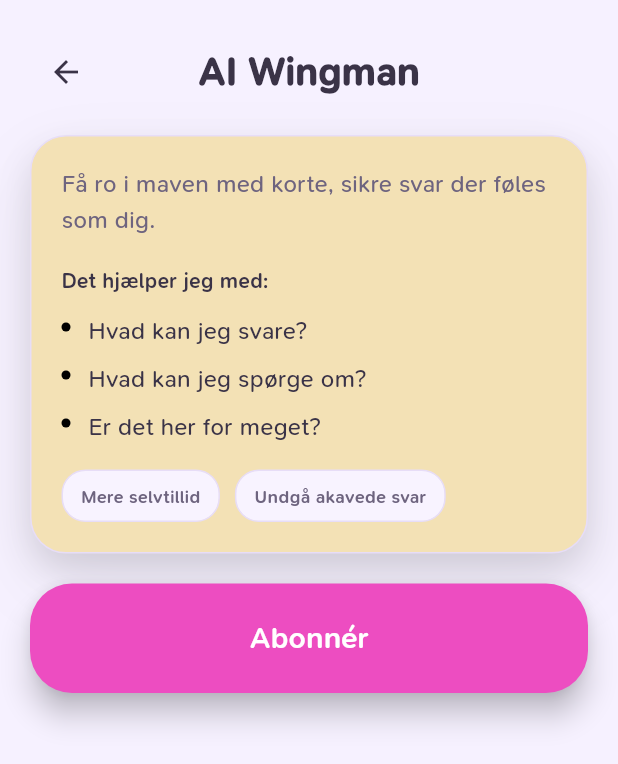
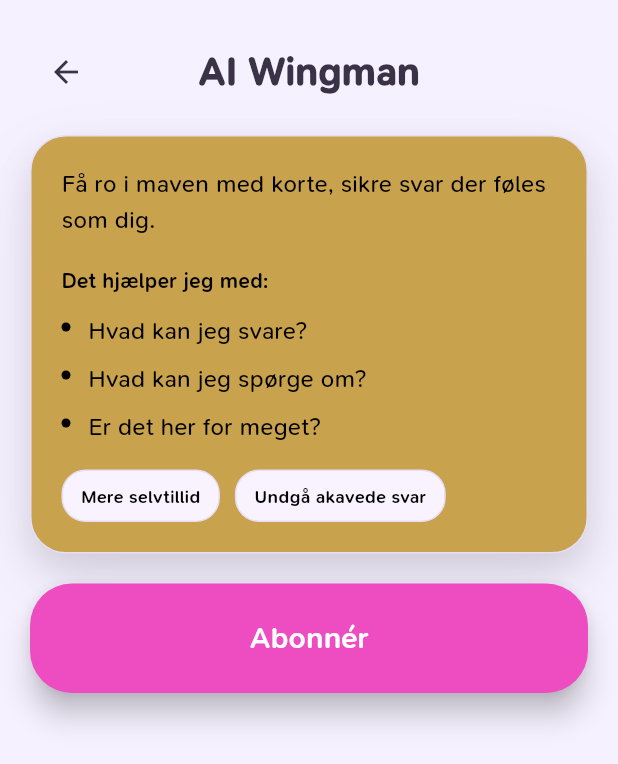
Before and after one commit to AmodioR/blind-date-app, a Flutter app: the WingmanScreen screen opened directly, on a phone screen of 412 x 824 dp. Shown: the top 764 px of the screen. Run offline on Flutter 3.47's test engine with Material 3 defaults, Android fonts, the phone set to English and light mode, and no system bars.

Commit message:
Align wingman card gold color

```diff
--- a/lib/screens/wingman_screen.dart
+++ b/lib/screens/wingman_screen.dart
@@ -63,7 +63,7 @@ class WingmanScreen extends StatelessWidget {
                       style: TextStyle(
                         fontSize: 16,
                         height: 1.5,
-                        color: AppColors.textMuted,
+                        color: Colors.black,
                       ),
                     ),
                     SizedBox(height: 18),
@@ -72,7 +72,7 @@ class WingmanScreen extends StatelessWidget {
                       style: TextStyle(
                         fontSize: 14,
                         fontWeight: FontWeight.w700,
-                        color: AppColors.textSoft,
+                        color: Colors.black,
                       ),
                     ),
                     SizedBox(height: 12),
@@ -140,7 +140,7 @@ class _InfoBullet extends StatelessWidget {
             style: const TextStyle(
               fontSize: 16,
               height: 1.4,
-              color: AppColors.textSoft,
+              color: Colors.black,
             ),
           ),
         ),
@@ -184,7 +184,7 @@ class _ValueChip extends StatelessWidget {
         style: const TextStyle(
           fontSize: 12,
           fontWeight: FontWeight.w600,
-          color: AppColors.textMuted,
+          color: Colors.black,
         ),
       ),
     );
--- a/lib/theme/app_colors.dart
+++ b/lib/theme/app_colors.dart
@@ -14,7 +14,7 @@ class AppColors {
   static const primaryDeep = Color(0xFF55339A); // lidt dybere/varmere
 
   // Wingman
-  static const wingmanGoldSoft = Color(0xFFF3E1B5);
+  static const wingmanGoldSoft = Color(0xFFC9A24D);
 
   // Warm accent (til små highlights – ikke overalt)
   static const accent = Color(0xFFFFC6A8);    // soft peach
```
